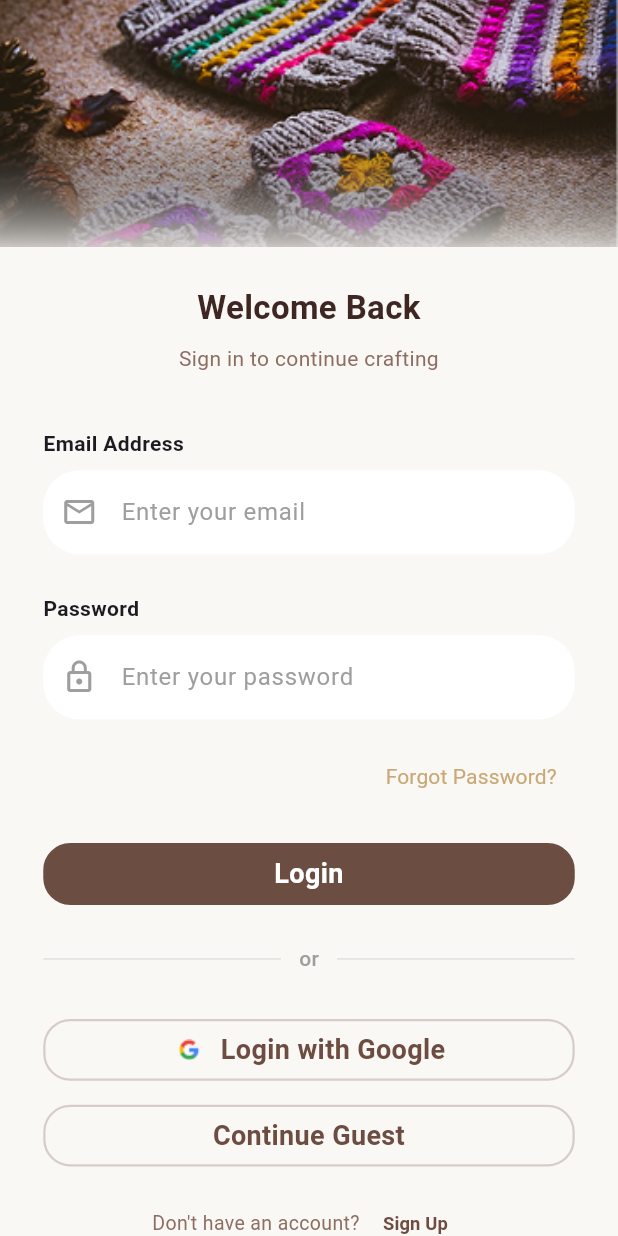
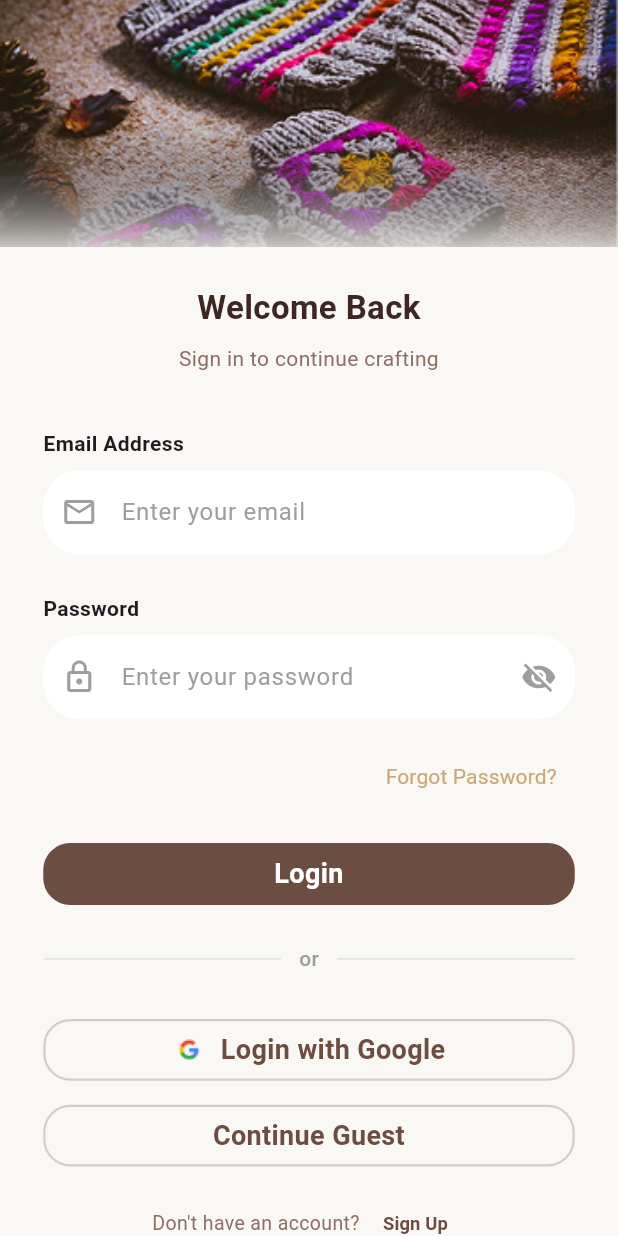
Before and after one commit to EmanMohamed7612/Graduation_Project, a Flutter app: the screen it shows after launch, on a phone screen of 412 x 824 dp. Run offline on Flutter 3.47's test engine with Material 3 defaults, Android fonts, the phone set to English and light mode, and no system bars; our stand-ins replace dio, file_picker, flutter_bloc, flutter_svg, google_fonts, google_sign_in and 2 more; Roboto replaces fonts that are missing (Arimo).

Commit message:
Update login screen UI

```diff
--- a/lib/feauture/auth/views/login_screen.dart
+++ b/lib/feauture/auth/views/login_screen.dart
@@ -225,24 +225,29 @@
 //   }
 import 'package:flutter/material.dart';
 import 'package:flutter_bloc/flutter_bloc.dart';
-import 'package:graduation2/core/services/profile_repo.dart';
-import 'package:graduation2/feauture/auth/data/user_model.dart';
 import 'package:graduation2/feauture/auth/manager/auth_cubit.dart';
 import 'package:graduation2/feauture/auth/manager/auth_state.dart';
 import 'package:graduation2/feauture/auth/views/forget_password.dart';
-import 'package:graduation2/feauture/auth/views/register_screen.dart';
-import 'package:graduation2/feauture/profile/data/user_profile_model.dart';
 import 'package:graduation2/feauture/profile/manager/profile_cubit.dart';
 import 'package:graduation2/feauture/profile/views/profile.dart';
-import 'package:graduation2/feauture/splash_screen/presentation/view/splash.dart';
 import 'package:graduation2/feauture/typeof%20person/view/type_of_person.dart';
 import '../../../core/services/api_services.dart';
 
-class LoginView extends StatelessWidget {
+class LoginView extends StatefulWidget {
   LoginView({super.key});
+
+  @override
+  State<LoginView> createState() => _LoginViewState();
+}
+
+class _LoginViewState extends State<LoginView> {
   final emailController = TextEditingController();
+
   final passwordController = TextEditingController();
+
   final _formKey = GlobalKey<FormState>();
+
+   bool _isPasswordHidden = true;
 
   @override
   Widget build(BuildContext context) {
@@ -348,9 +353,16 @@ class LoginView extends StatelessWidget {
                           _buildLabel('Password'),
                           _buildTextField(
                             hintText: 'Enter your password',
-                            obscureText: true,
+                           // obscureText: true,
                             controller: passwordController,
                             icon: Icons.lock_outline,
+                              obscureText: _isPasswordHidden,
+                          isHidden: _isPasswordHidden,
+                          onToggleVisibility: () {
+                            setState(() {
+                              _isPasswordHidden = !_isPasswordHidden;
+                            });
+                          },
                             validator: (value) {
                               if (value == null || value.isEmpty) {
                                 return 'Password is required';
@@ -612,23 +624,46 @@ class LoginView extends StatelessWidget {
     required IconData icon,
     bool obscureText = false,
     String? Function(String?)? validator,
+    VoidCallback? onToggleVisibility,
+    bool? isHidden,
+    bool enabled = true,
   }) {
     return Padding(
       padding: const EdgeInsets.only(bottom: 14),
       child: TextFormField(
         controller: controller,
         obscureText: obscureText,
+        enabled: enabled,
         validator: validator,
-        decoration: _inputDecoration(hintText, icon),
+        decoration: _inputDecoration(
+          hintText,
+          icon,
+          isHidden,
+          onToggleVisibility,
+        ),
       ),
     );
   }
 
-  InputDecoration _inputDecoration(String hint, IconData icon) {
+  InputDecoration _inputDecoration(
+    String hint,
+    IconData icon,
+    bool? isHidden,
+    VoidCallback? onToggleVisibility,
+  ) {
     return InputDecoration(
       hintText: hint,
       hintStyle: TextStyle(color: Colors.grey),
       prefixIcon: Icon(icon, color: Colors.grey),
+      suffixIcon: isHidden != null
+          ? IconButton(
+              icon: Icon(
+                isHidden ? Icons.visibility_off : Icons.visibility,
+                color: Colors.grey,
+              ),
+              onPressed: onToggleVisibility,
+            )
+          : null,
       filled: true,
       fillColor: Colors.white,
       border: OutlineInputBorder(
@@ -638,43 +673,58 @@ class LoginView extends StatelessWidget {
     );
   }
 }
+//   Widget _buildTextField({
+//     required String hintText,
+//     required TextEditingController controller,
+//     required IconData icon,
+//     bool obscureText = false,
+//     String? Function(String?)? validator,
+//   }) {
+//     return Padding(
+//       padding: const EdgeInsets.only(bottom: 14),
+//       child: TextFormField(
+//         controller: controller,
+//         obscureText: obscureText,
+//         validator: validator,
+//         decoration: _inputDecoration(hintText, icon),
+//       ),
+//     );
+//   }
 
-InputDecoration _dropdownDecoration(String hint) {
-  return InputDecoration(
-    hintText: hint,
-    filled: true,
-    fillColor: Colors.white,
-    contentPadding: const EdgeInsets.symmetric(horizontal: 20, vertical: 16),
-    border: OutlineInputBorder(
-      borderRadius: BorderRadius.circular(24),
-      borderSide: BorderSide.none,
-    ),
-    enabledBorder: OutlineInputBorder(
-      borderRadius: BorderRadius.circular(24),
-      borderSide: BorderSide.none,
-    ),
-    focusedBorder: OutlineInputBorder(
-      borderRadius: BorderRadius.circular(24),
-      borderSide: BorderSide.none,
-    ),
-    suffixIcon: const Icon(Icons.keyboard_arrow_down, color: Colors.grey),
-  );
-  // Widget _buildTextField({
-  //   required String hintText,
-  //   required TextEditingController controller,
-  //   required IconData icon,
-  //   bool obscureText = false,
-  //   String? Function(String?)? validator,
-  // }) {
-  //   return TextFormField(
-  //     controller: controller,
-  //     obscureText: obscureText,
-  //     validator: validator,
-  //     decoration: InputDecoration(
-  //       hintText: hintText,
-  //       prefixIcon: Icon(icon),
-  //       border: OutlineInputBorder(borderRadius: BorderRadius.circular(12)),
-  //     ),
-  //   );
-  // }
-}
+//   InputDecoration _inputDecoration(String hint, IconData icon) {
+//     return InputDecoration(
+//       hintText: hint,
+//       hintStyle: TextStyle(color: Colors.grey),
+//       prefixIcon: Icon(icon, color: Colors.grey),
+//       filled: true,
+//       fillColor: Colors.white,
+//       border: OutlineInputBorder(
+//         borderRadius: BorderRadius.circular(24),
+//         borderSide: BorderSide.none,
+//       ),
+//     );
+//   }
+// }
+
+// InputDecoration _dropdownDecoration(String hint) {
+//   return InputDecoration(
+//     hintText: hint,
+//     filled: true,
+//     fillColor: Colors.white,
+//     contentPadding: const EdgeInsets.symmetric(horizontal: 20, vertical: 16),
+//     border: OutlineInputBorder(
+//       borderRadius: BorderRadius.circular(24),
+//       borderSide: BorderSide.none,
+//     ),
+//     enabledBorder: OutlineInputBorder(
+//       borderRadius: BorderRadius.circular(24),
+//       borderSide: BorderSide.none,
+//     ),
+//     focusedBorder: OutlineInputBorder(
+//       borderRadius: BorderRadius.circular(24),
+//       borderSide: BorderSide.none,
+//     ),
+//     suffixIcon: const Icon(Icons.keyboard_arrow_down, color: Colors.grey),
+//   );
+
+// }
```
